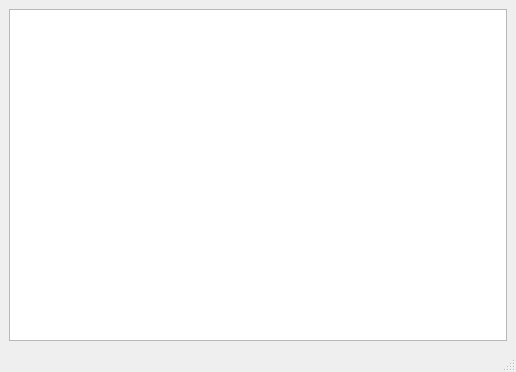
The window that mainwindow.ui (ta-jana/pong) describes before a commit, drawn with Qt 5.
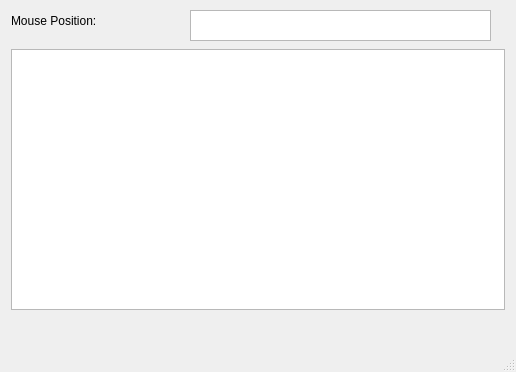
The same window after the commit.

Commit message: tracking mouse movement

What changed in the file:
```diff
--- a/mainwindow.ui
+++ b/mainwindow.ui
@@ -14,11 +14,42 @@
    <string>MainWindow</string>
   </property>
   <widget class="QWidget" name="centralwidget">
-   <layout class="QVBoxLayout" name="verticalLayout">
-    <item>
-     <widget class="QGraphicsView" name="graphicsView"/>
-    </item>
-   </layout>
+   <widget class="QGraphicsView" name="graphicsView">
+    <property name="geometry">
+     <rect>
+      <x>11</x>
+      <y>49</y>
+      <width>494</width>
+      <height>261</height>
+     </rect>
+    </property>
+    <property name="mouseTracking">
+     <bool>true</bool>
+    </property>
+   </widget>
+   <widget class="QLabel" name="label">
+    <property name="geometry">
+     <rect>
+      <x>11</x>
+      <y>11</y>
+      <width>121</width>
+      <height>20</height>
+     </rect>
+    </property>
+    <property name="text">
+     <string>Mouse Position:</string>
+    </property>
+   </widget>
+   <widget class="QTextEdit" name="mousePosition">
+    <property name="geometry">
+     <rect>
+      <x>190</x>
+      <y>10</y>
+      <width>301</width>
+      <height>31</height>
+     </rect>
+    </property>
+   </widget>
   </widget>
   <widget class="QMenuBar" name="menubar">
    <property name="geometry">
```
Left out of the diff: 3 changed lines with no effect on the pictures. The commit also changes 6 other files.
